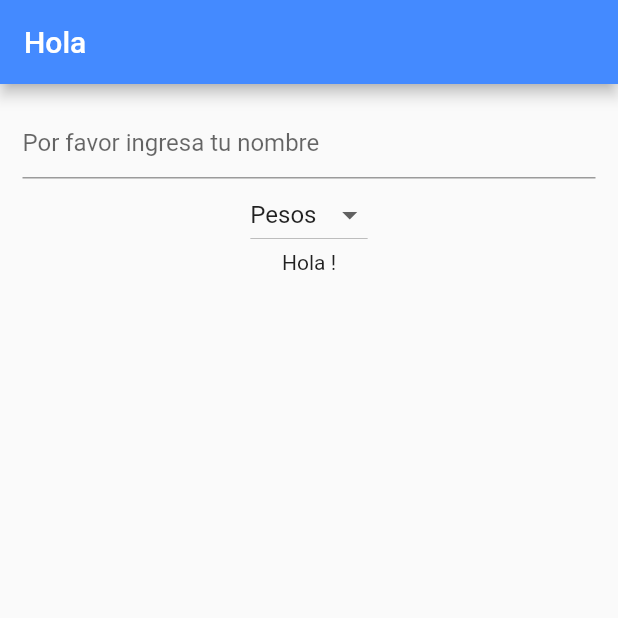
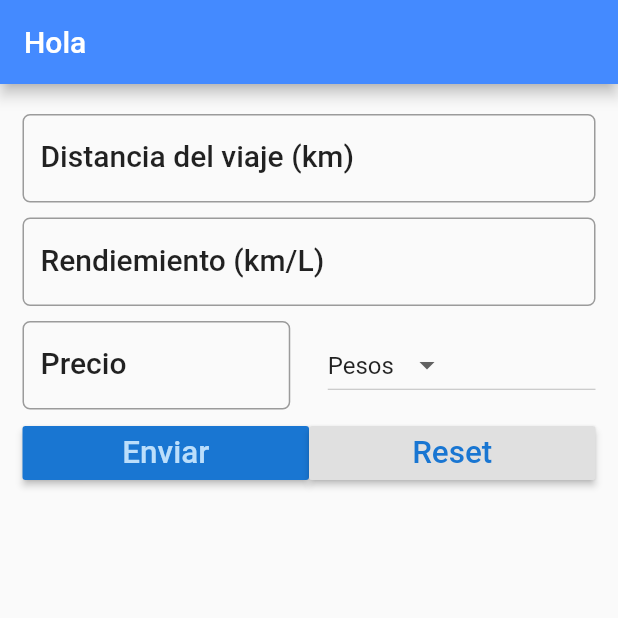
Before and after one commit to DaniSalermi/fuel_calculator_flutter, a Flutter app: the screen it shows after launch, on a phone screen of 412 x 824 dp, the top half of it. Run offline on Flutter 3.47's test engine with Material 2 defaults, Android fonts, the phone set to English and light mode, and no system bars.

Commit message:
feat add UI and calculations

```diff
--- a/lib/main.dart
+++ b/lib/main.dart
@@ -14,22 +14,27 @@ class MyApp extends StatelessWidget {
         primarySwatch: Colors.blue,
         visualDensity: VisualDensity.adaptivePlatformDensity,
       ),
-      home: new HelloYou(),
+      home: new FuelForm(),
     );
   }
 }
 
-class HelloYou extends StatefulWidget {
+class FuelForm extends StatefulWidget {
   @override
-  State<StatefulWidget> createState() => _HelloYouState();
+  State<StatefulWidget> createState() => _FuelFormState();
 }
 
-class _HelloYouState extends State<HelloYou> {
-  String name = '';
+class _FuelFormState extends State<FuelForm> {
   final _currencies = ['Pesos', 'Dólares', 'Euros'];
+  final double _formDistance = 5.0;
+  String result = '';
   String _currency = 'Pesos';
+  TextEditingController distanceController = TextEditingController();
+  TextEditingController avgController = TextEditingController();
+  TextEditingController priceController = TextEditingController();
   @override
   Widget build(BuildContext context) {
+    TextStyle textStyle = Theme.of(context).textTheme.headline6;
     return Scaffold(
         appBar: AppBar(
           title: Text("Hola"),
@@ -39,16 +44,53 @@ class _HelloYouState extends State<HelloYou> {
           padding: EdgeInsets.all(15.0),
           child: Column(
             children: <Widget>[
-              TextField(
-                decoration:
-                    InputDecoration(hintText: 'Por favor ingresa tu nombre'),
-                onChanged: (String string) {
-                  setState(() {
-                    name = string;
-                  });
-                },
+              Padding(
+                padding:
+                    EdgeInsets.only(top: _formDistance, bottom: _formDistance),
+                child: TextField(
+                  controller: distanceController,
+                  decoration: InputDecoration(
+                      labelText: 'Distancia del viaje (km)',
+                      hintText: 'ej. 124',
+                      labelStyle: textStyle,
+                      border: OutlineInputBorder(
+                          borderRadius: BorderRadius.circular(5.0))),
+                  keyboardType: TextInputType.number,
                 ),
-              DropdownButton<String>(
+              ),
+              Padding(
+                padding:
+                    EdgeInsets.only(top: _formDistance, bottom: _formDistance),
+                child: TextField(
+                  controller: avgController,
+                  decoration: InputDecoration(
+                      labelText: 'Rendiemiento (km/L)',
+                      hintText: 'ej. 70',
+                      labelStyle: textStyle,
+                      border: OutlineInputBorder(
+                          borderRadius: BorderRadius.circular(5.0))),
+                  keyboardType: TextInputType.number,
+                ),
+              ),
+              Padding(
+                padding:
+                    EdgeInsets.only(top: _formDistance, bottom: _formDistance),
+                child: Row(
+                  children: <Widget>[
+                    Expanded(
+                        child: TextField(
+                      controller: priceController,
+                      decoration: InputDecoration(
+                          labelText: 'Precio',
+                          hintText: 'ej. 800',
+                          labelStyle: textStyle,
+                          border: OutlineInputBorder(
+                              borderRadius: BorderRadius.circular(5.0))),
+                      keyboardType: TextInputType.number,
+                    )),
+                    Container(width: _formDistance * 5),
+                    Expanded(
+                        child: DropdownButton<String>(
                       items: _currencies.map((String value) {
                         return DropdownMenuItem<String>(
                             value: value, child: Text(value));
@@ -57,16 +99,72 @@ class _HelloYouState extends State<HelloYou> {
                       onChanged: (String value) {
                         _onDropdownChanged(value);
                       },
+                    ))
+                  ],
                 ),
-              Text('Hola ' + name + "!")
+              ),
+              Row(
+                children: <Widget>[
+                  Expanded(
+                      child: RaisedButton(
+                          color: Theme.of(context).primaryColorDark,
+                          textColor: Theme.of(context).primaryColorLight,
+                          onPressed: () {
+                            setState(() {
+                              result = _calculate();
+                            });
+                          },
+                          child: Text(
+                            'Enviar',
+                            textScaleFactor: 1.5,
+                          ))),
+                  Expanded(
+                      child: RaisedButton(
+                          color: Theme.of(context).buttonColor,
+                          textColor: Theme.of(context).primaryColorDark,
+                          onPressed: () {
+                            setState(() {
+                              result = _reset();
+                            });
+                          },
+                          child: Text(
+                            'Reset',
+                            textScaleFactor: 1.5,
+                          ))),
+                ],
+              ),
+              Text(result)
             ],
           ),
         ));
   }
 
-  _onDropdownChanged(String value) {
+  void _onDropdownChanged(String value) {
     setState(() {
       this._currency = value;
     });
   }
+
+  String _calculate() {
+    double _distance = double.parse(distanceController.text);
+    double _fuelCost = double.parse(priceController.text);
+    double _consuption = double.parse(avgController.text);
+    double _totalCost = _distance / _consuption * _fuelCost;
+
+    String _result = 'El costo total de tu viaje es: ' +
+        _totalCost.toStringAsFixed(2) +
+        ' ' +
+        _currency;
+
+    return _result;
   }
+
+  _reset() {
+    distanceController.text = '';
+    avgController.text = '';
+    priceController.text = '';
+    setState(() {
+      result = '';
+    });
+  }
+}
```
Lines whose indentation alone changed are shown as unchanged.
